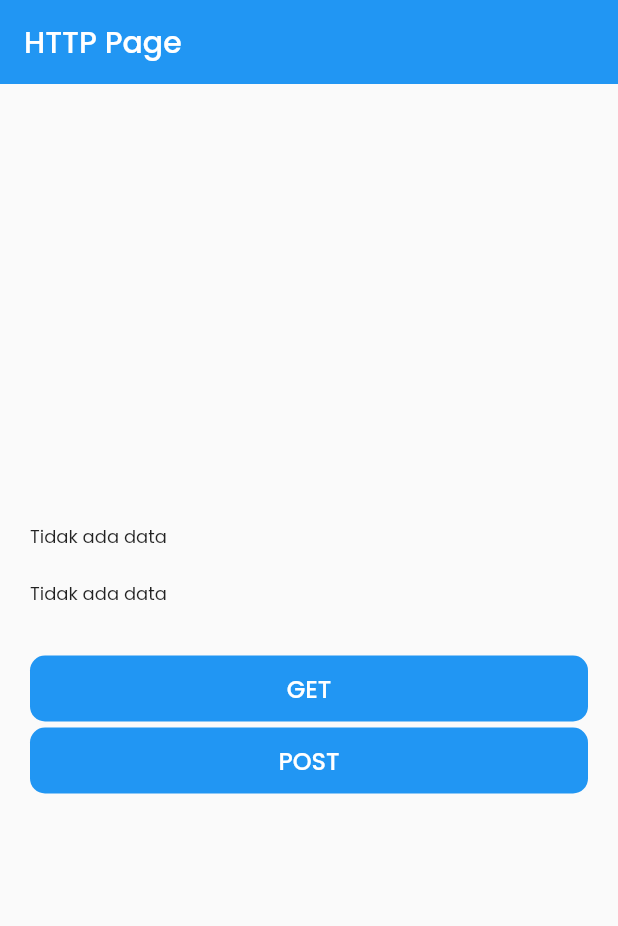
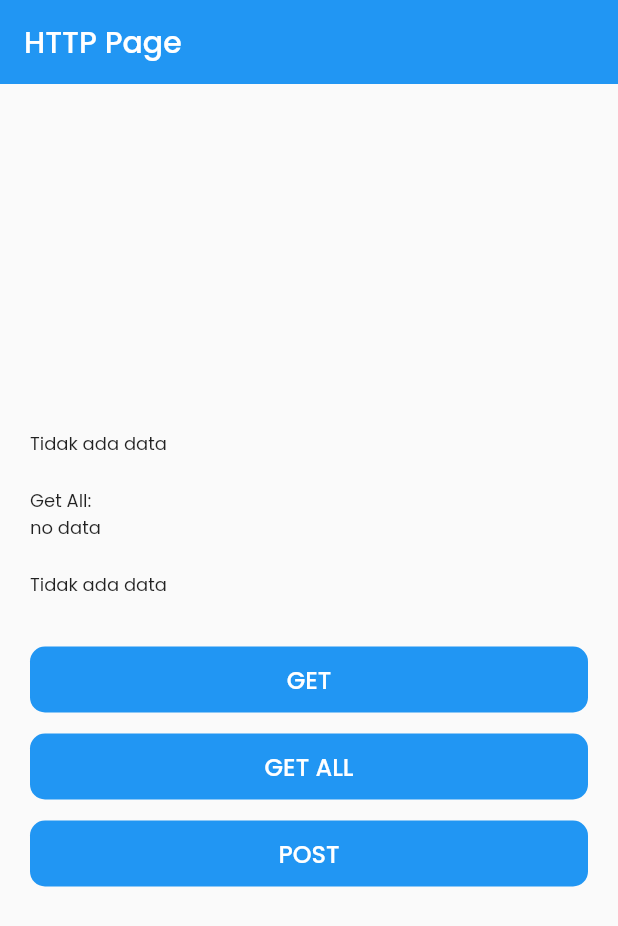
Before and after one commit to krsx/http_learning, a Flutter app: the screen it shows after launch, on a phone screen of 412 x 824 dp. Shown: the top 926 px of the screen. Run offline on Flutter 3.47's test engine with Material 2 defaults, Android fonts, the phone set to English and light mode, and no system bars; our stand-ins replace google_fonts; accounts and stored records are empty.

Commit message:
Get manny data

```diff
--- a/lib/http_page.dart
+++ b/lib/http_page.dart
@@ -14,53 +14,12 @@ class HttpPage extends StatefulWidget {
 class _HttpPageState extends State<HttpPage> {
   HttpModel? postResult;
   User? userResult;
+  String output = "no data";
 
   @override
   Widget build(BuildContext context) {
-    return SafeArea(
-        child: Scaffold(
-      appBar: AppBar(
-        elevation: 0,
-        title: Text(
-          "HTTP Page",
-          style: GoogleFonts.poppins(
-            fontWeight: FontWeight.w500,
-            color: Colors.white,
-          ),
-        ),
-      ),
-      body: Center(
-        child: Padding(
-          padding: const EdgeInsets.symmetric(horizontal: 20),
-          child: Column(
-            crossAxisAlignment: CrossAxisAlignment.start,
-            mainAxisAlignment: MainAxisAlignment.center,
-            children: [
-              Text(
-                (postResult != null)
-                    ? "Post:\n${postResult!.id} - ${postResult!.name} - ${postResult!.job} - ${postResult!.createdAt}"
-                    : "Tidak ada data",
-                style: GoogleFonts.poppins(
-                  fontWeight: FontWeight.w400,
-                  fontSize: 12,
-                ),
-              ),
-              const SizedBox(
-                height: 20,
-              ),
-              Text(
-                (userResult != null)
-                    ? "Post:\n${userResult!.id} - ${userResult!.firstName} - ${userResult!.lastName} - ${userResult!.email}"
-                    : "Tidak ada data",
-                style: GoogleFonts.poppins(
-                  fontWeight: FontWeight.w400,
-                  fontSize: 12,
-                ),
-              ),
-              const SizedBox(
-                height: 30,
-              ),
-              SizedBox(
+    Widget buttonGet() {
+      return SizedBox(
         width: double.infinity,
         child: ElevatedButton(
           style: ButtonStyle(
@@ -89,8 +48,47 @@ class _HttpPageState extends State<HttpPage> {
             ),
           ),
         ),
+      );
+    }
+
+    Widget buttonGetAll() {
+      return SizedBox(
+        width: double.infinity,
+        child: ElevatedButton(
+          style: ButtonStyle(
+            elevation: MaterialStateProperty.all(0),
+            padding: MaterialStateProperty.all(
+              const EdgeInsets.symmetric(vertical: 10),
             ),
-              SizedBox(
+            shape: MaterialStateProperty.all(
+              RoundedRectangleBorder(
+                borderRadius: BorderRadius.circular(10),
+              ),
+            ),
+            backgroundColor: MaterialStateProperty.all(Colors.blue),
+          ),
+          onPressed: () {
+            User.getUsers("2").then((value) {
+              output = "";
+              for (var i = 0; i < value.length; i++) {
+                output = "$output[${value[i].firstName} ${value[i].lastName}]";
+                setState(() {});
+              }
+            });
+          },
+          child: Text(
+            "GET ALL",
+            style: GoogleFonts.poppins(
+              fontWeight: FontWeight.w500,
+              fontSize: 16,
+            ),
+          ),
+        ),
+      );
+    }
+
+    Widget buttonPost() {
+      return SizedBox(
         width: double.infinity,
         child: ElevatedButton(
           style: ButtonStyle(
@@ -119,7 +117,78 @@ class _HttpPageState extends State<HttpPage> {
             ),
           ),
         ),
+      );
+    }
+
+    return SafeArea(
+        child: Scaffold(
+      appBar: AppBar(
+        elevation: 0,
+        title: Text(
+          "HTTP Page",
+          style: GoogleFonts.poppins(
+            fontWeight: FontWeight.w500,
+            color: Colors.white,
           ),
+        ),
+      ),
+      body: Center(
+        child: Padding(
+          padding: const EdgeInsets.symmetric(horizontal: 20),
+          child: Column(
+            crossAxisAlignment: CrossAxisAlignment.start,
+            mainAxisAlignment: MainAxisAlignment.center,
+            children: [
+              Text(
+                (userResult != null)
+                    ? "Get:\n${userResult!.id} - ${userResult!.firstName} - ${userResult!.lastName} - ${userResult!.email}"
+                    : "Tidak ada data",
+                style: GoogleFonts.poppins(
+                  fontWeight: FontWeight.w400,
+                  fontSize: 12,
+                ),
+              ),
+              const SizedBox(
+                height: 20,
+              ),
+              Text(
+                "Get All:",
+                style: GoogleFonts.poppins(
+                  fontWeight: FontWeight.w400,
+                  fontSize: 12,
+                ),
+              ),
+              Text(
+                output,
+                style: GoogleFonts.poppins(
+                  fontWeight: FontWeight.w400,
+                  fontSize: 12,
+                ),
+              ),
+              const SizedBox(
+                height: 20,
+              ),
+              Text(
+                (postResult != null)
+                    ? "Post:\n${postResult!.id} - ${postResult!.name} - ${postResult!.job} - ${postResult!.createdAt}"
+                    : "Tidak ada data",
+                style: GoogleFonts.poppins(
+                  fontWeight: FontWeight.w400,
+                  fontSize: 12,
+                ),
+              ),
+              const SizedBox(
+                height: 30,
+              ),
+              buttonGet(),
+              const SizedBox(
+                height: 10,
+              ),
+              buttonGetAll(),
+              const SizedBox(
+                height: 10,
+              ),
+              buttonPost(),
             ],
           ),
         ),
--- a/lib/user_model.dart
+++ b/lib/user_model.dart
@@ -34,4 +34,18 @@ class User {
     var userData = (jsonObject as Map<String, dynamic>)["data"];
     return User.createUser(userData);
   }
+
+  static Future<List<User>> getUsers(String page) async {
+    String apiUrl = "https://reqres.in/api/users?page=$page";
+    var apiResult = await http.get(Uri.parse(apiUrl));
+    var jsonObject = json.decode(apiResult.body);
+
+    List<dynamic> listUser = (jsonObject as Map<String, dynamic>)["data"];
+    List<User> users = [];
+    for (var i = 0; i < listUser.length; i++) {
+      users.add(User.createUser(listUser[i]));
+    }
+
+    return users;
+  }
 }
```
Lines whose indentation alone changed are shown as unchanged.
